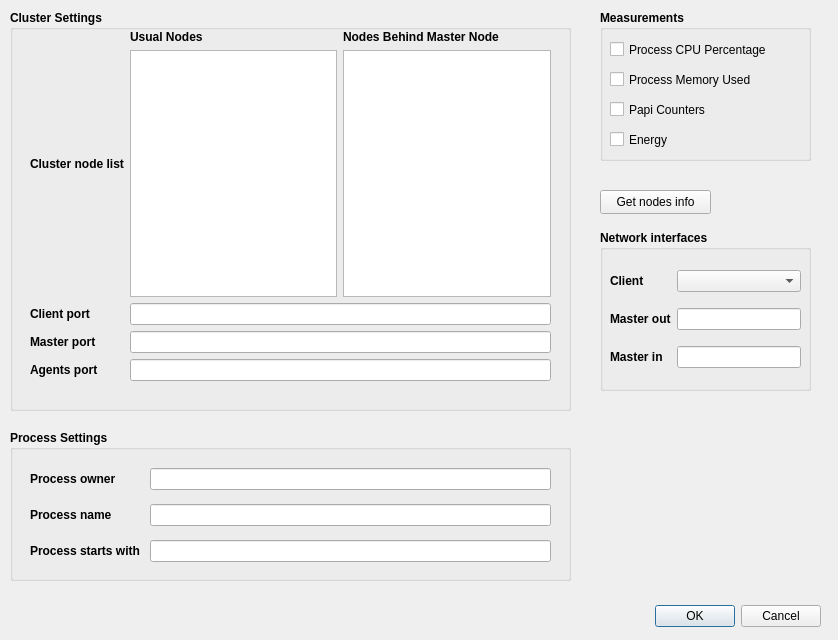
Old version of the form src/MonitoringProcesses/view/ConfigurationWindow.ui in the repository jmabuin/CPM.
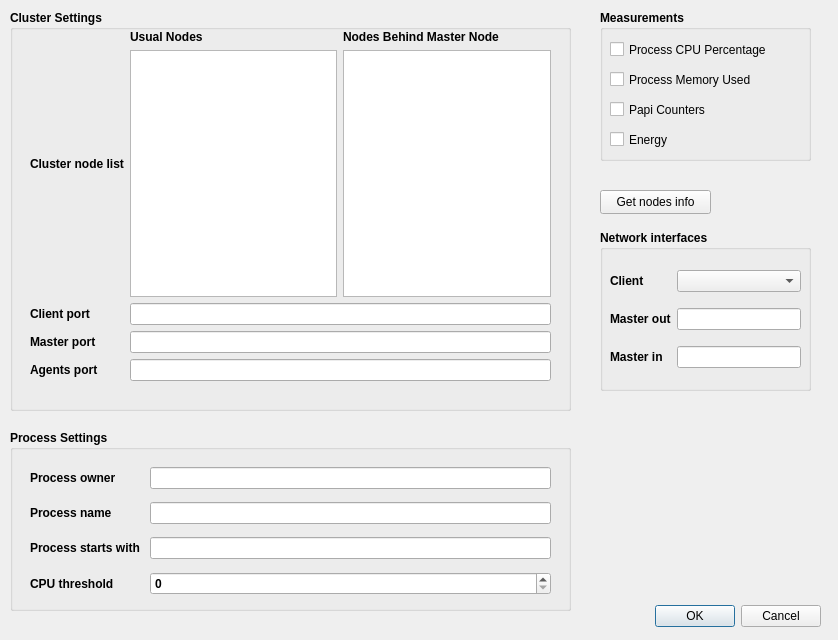
New version of the form.

Commit message: Added CPU threshold value

```diff
--- a/src/MonitoringProcesses/view/ConfigurationWindow.ui
+++ b/src/MonitoringProcesses/view/ConfigurationWindow.ui
@@ -165,7 +165,7 @@
      <x>10</x>
      <y>430</y>
      <width>561</width>
-     <height>151</height>
+     <height>181</height>
     </rect>
    </property>
    <property name="font">
@@ -183,7 +183,7 @@
       <x>20</x>
       <y>30</y>
       <width>521</width>
-      <height>110</height>
+      <height>146</height>
      </rect>
     </property>
     <layout class="QGridLayout" name="gridLayout_2">
@@ -238,6 +238,16 @@
        </property>
       </widget>
      </item>
+     <item row="3" column="0">
+      <widget class="QLabel" name="label_CPU_Threshold">
+       <property name="text">
+        <string>CPU threshold</string>
+       </property>
+      </widget>
+     </item>
+     <item row="3" column="1">
+      <widget class="QSpinBox" name="spinBox_CPU_Threshold"/>
+     </item>
     </layout>
    </widget>
   </widget>
```
The commit also changes 6 other files.
